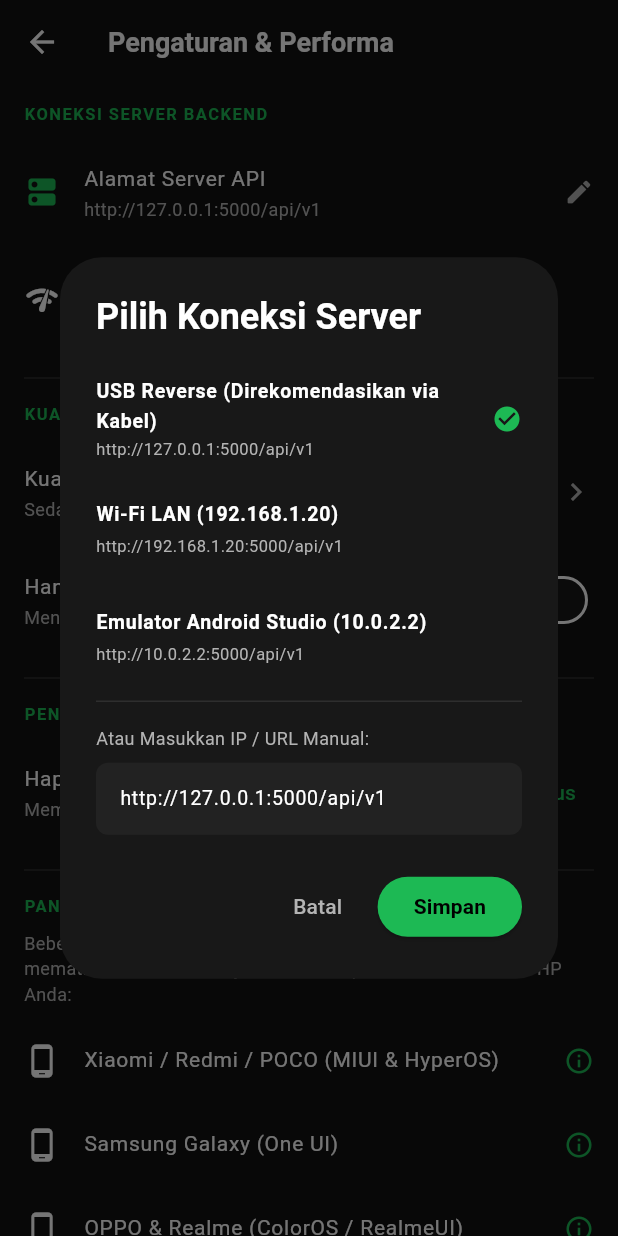
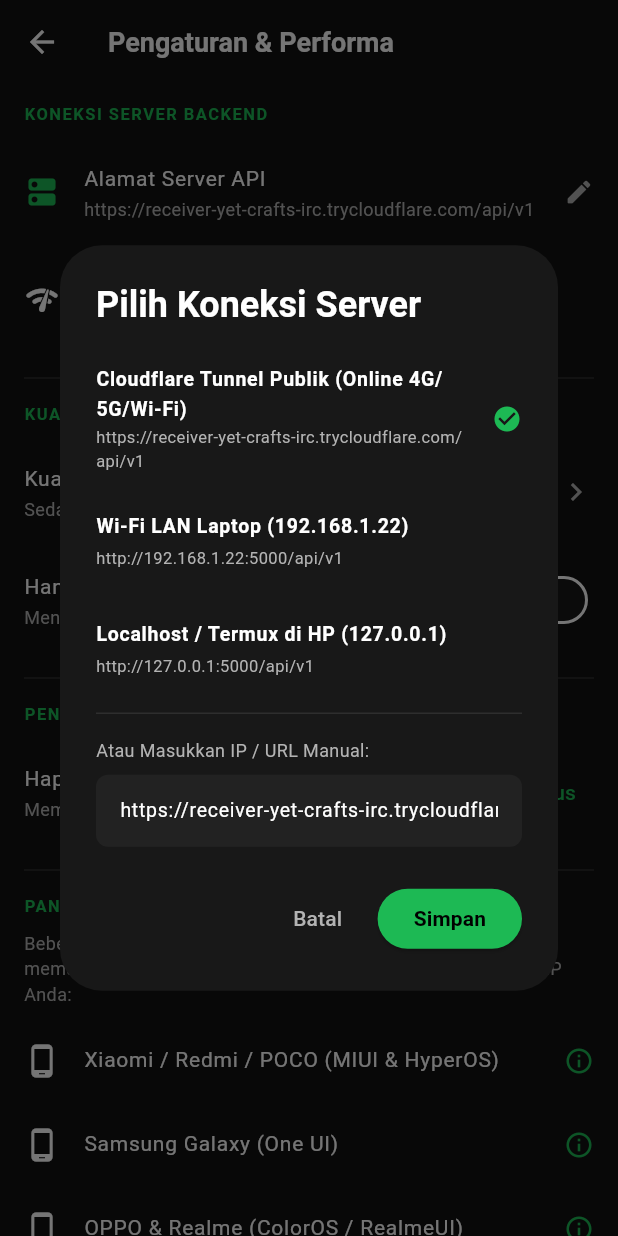
Before and after one commit to GaniRhamadan/spotify_lite, a Flutter app: the SettingsScreen screen opened directly, after a tap on "Alamat Server API", on a phone screen of 412 x 824 dp. Run offline on Flutter 3.47's test engine with Material 3 defaults, Android fonts, the phone set to English and light mode, and no system bars; our stand-ins replace audio_service, cached_network_image, dio, flutter_riverpod, just_audio, shared_preferences and 1 more; missing offline and left inert: audio_session, youtube_explode_dart; accounts and stored records are empty; network calls fail.

Commit message:
fix: route streaming through backend yt-dlp to fix 403 Forbidden on Android and set live cloudflare tunnel default

```diff
--- a/mobile/lib/core/constants/api_endpoints.dart
+++ b/mobile/lib/core/constants/api_endpoints.dart
@@ -1,24 +1,23 @@
 import 'package:shared_preferences/shared_preferences.dart';
 
 class ApiEndpoints {
-  // Default: 127.0.0.1 (aktif otomatis dengan adb reverse tcp:5000 tcp:5000)
-  // Untuk emulator: 10.0.2.2:5000, Untuk Wi-Fi LAN: 192.168.1.20:5000
-  static String baseUrl = 'http://127.0.0.1:5000/api/v1';
+  // Default: Cloudflare Secure Tunnel (Aktif Online untuk Seluruh Jaringan 4G/5G/Wi-Fi)
+  static String baseUrl = 'https://receiver-yet-crafts-irc.trycloudflare.com/api/v1';
 
   static const String keyCustomBaseUrl = 'custom_api_base_url';
 
   static const List<Map<String, String>> presets = [
     {
-      'label': 'USB Reverse (Direkomendasikan via Kabel)',
-      'url': 'http://127.0.0.1:5000/api/v1',
+      'label': 'Cloudflare Tunnel Publik (Online 4G/5G/Wi-Fi)',
+      'url': 'https://receiver-yet-crafts-irc.trycloudflare.com/api/v1',
     },
     {
-      'label': 'Wi-Fi LAN (192.168.1.20)',
-      'url': 'http://192.168.1.20:5000/api/v1',
+      'label': 'Wi-Fi LAN Laptop (192.168.1.22)',
+      'url': 'http://192.168.1.22:5000/api/v1',
     },
     {
-      'label': 'Emulator Android Studio (10.0.2.2)',
-      'url': 'http://10.0.2.2:5000/api/v1',
+      'label': 'Localhost / Termux di HP (127.0.0.1)',
+      'url': 'http://127.0.0.1:5000/api/v1',
     },
   ];
 
```
Also changed, not shown: mobile/lib/features/player/services/audio_player_handler.dart (+5 -20 lines).
